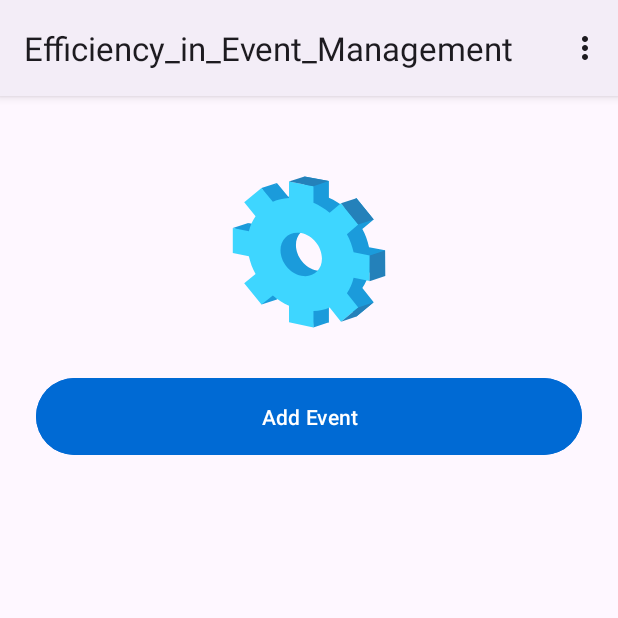
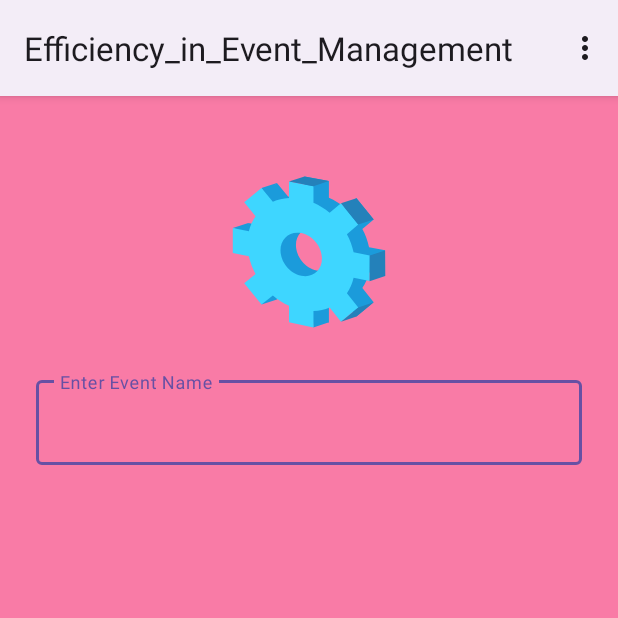
Before and after one commit to Carllos22/Efficiency-in-Event-Management, an Android app: the MainActivity screen opened directly, with no data from a screen before it, on a phone screen of 412 x 824 dp, the top half of it. Run offline under Robolectric (Android 15) with nearby library versions, the phone set to English and light mode, and no system bars; 1 statement that could not run was skipped.

Commit message:
WIP: Añadimos la internalización de mínimo un idioma y cambiamos algunos fondos de las primeras pantallas al iniciar la App

```diff
--- a/app/src/main/java/com/example/efficiency_in_event_management/activities/MainActivity.kt
+++ b/app/src/main/java/com/example/efficiency_in_event_management/activities/MainActivity.kt
@@ -120,7 +120,7 @@ class MainActivity : AppCompatActivity() {
     }
 
     private fun setupAddItemButton() {
-        binding.btnAddItem.setOnClickListener {
+        binding.textInputLayout.setOnClickListener {
             startCreateItemActivity()
         }
     }
--- a/app/src/main/res/layout/activity_main.xml
+++ b/app/src/main/res/layout/activity_main.xml
@@ -1,32 +1,38 @@
 <?xml version="1.0" encoding="utf-8"?>
-<LinearLayout
-    xmlns:android="http://schemas.android.com/apk/res/android"
+<LinearLayout xmlns:android="http://schemas.android.com/apk/res/android"
     xmlns:tools="http://schemas.android.com/tools"
     android:layout_width="match_parent"
     android:layout_height="match_parent"
     android:orientation="vertical"
     android:padding="24dp"
-    android:gravity="center">
+    android:gravity="center"
+    android:background="@color/pink">
 
     <ImageView
         android:id="@+id/logoCompany"
         android:layout_width="120dp"
         android:layout_height="120dp"
         android:layout_marginVertical="20dp"
-        android:src="@drawable/ic_logo_company"/>
+        android:src="@drawable/ic_logo_company" />
 
-    <Button
-        android:id="@+id/btnAddItem"
+    <com.google.android.material.textfield.TextInputLayout
+        android:id="@+id/textInputLayout"
         android:layout_width="match_parent"
         android:layout_height="wrap_content"
-        android:text="Add Event"
-        android:layout_marginBottom="16dp"
-        android:padding="16dp"
-        android:textAlignment="center"
-        android:backgroundTint="@color/blue"/>
+        android:hint="Enter Event Name"
+        android:layout_marginBottom="16dp">
+
+        <com.google.android.material.textfield.TextInputEditText
+            android:id="@+id/editTextEventName"
+            android:layout_width="match_parent"
+            android:layout_height="wrap_content" />
+
+    </com.google.android.material.textfield.TextInputLayout>
 
     <androidx.recyclerview.widget.RecyclerView
         android:id="@+id/recyclerView"
         android:layout_width="match_parent"
-        android:layout_height="match_parent"/>
+        android:layout_height="0dp"
+        android:layout_weight="1" />
+
 </LinearLayout>
--- a/app/src/main/res/values/strings.xml
+++ b/app/src/main/res/values/strings.xml
@@ -2,7 +2,7 @@
     <string name="app_name">Efficiency_in_Event_Management</string>
     <string name="add_item">Add Item</string>
     <string name="settings">Settings</string>
-    <string name="login">Login</string>
-    <string name="logout">Logout</string>
+    <string name="login" translatable="false">Login</string>
+    <string name="logout" translatable="false">Logout</string>
 
 </resources>
```
Also changed, not shown: app/src/main/res/layout/activity_login.xml (+10 -3 lines), 1 other file.
